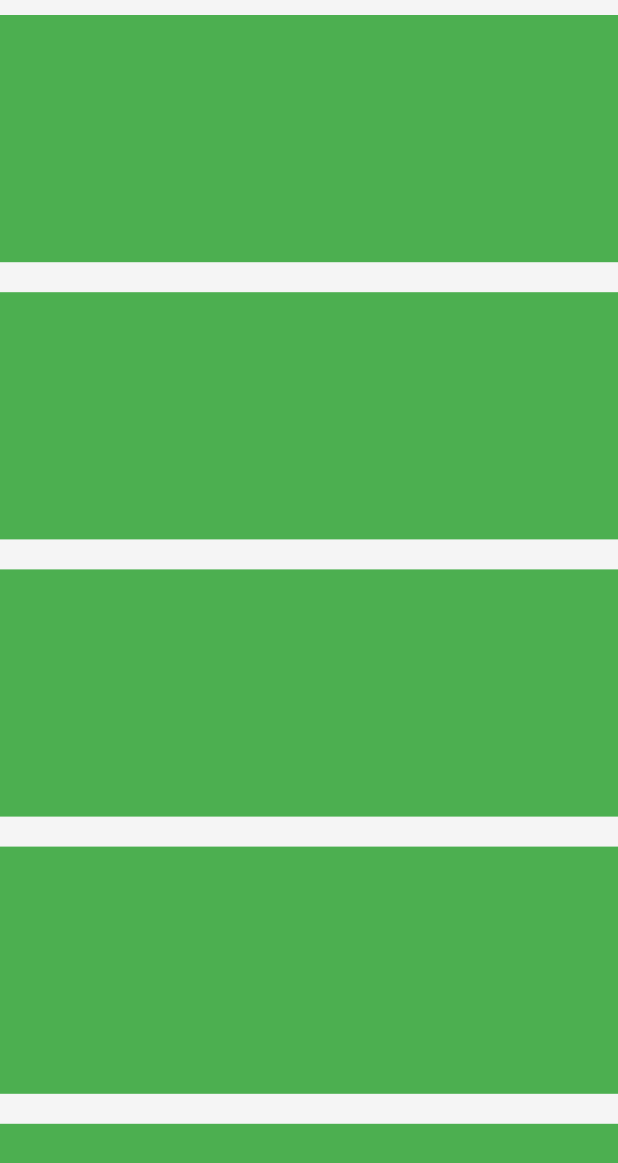
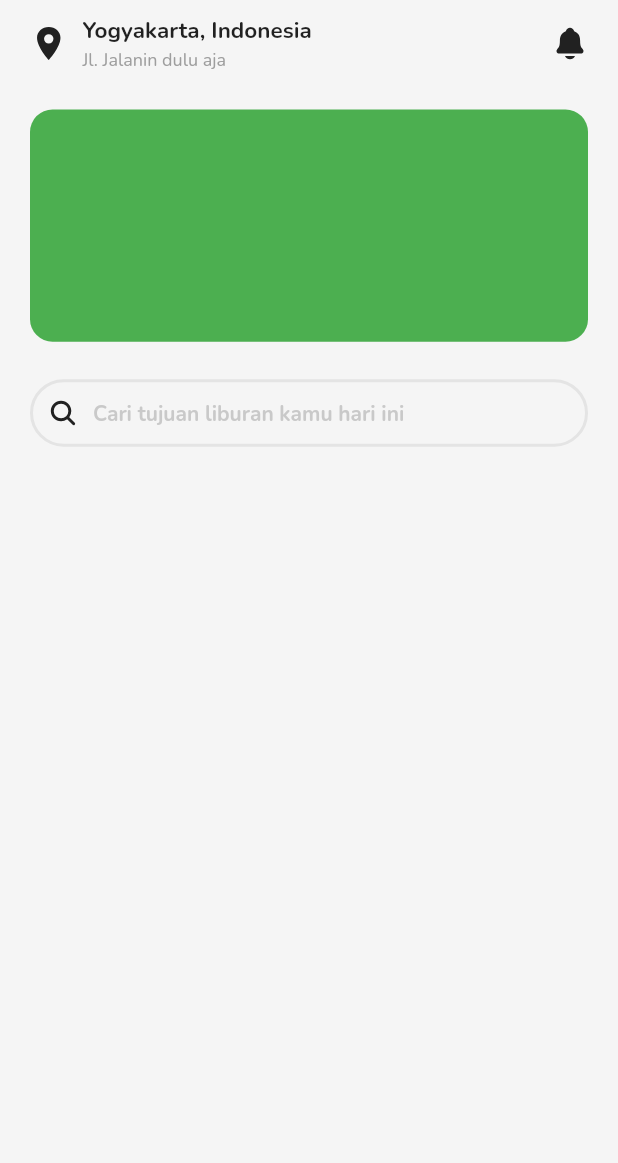
Before and after one commit to animusphere1/skripsi, a Flutter app: the screen it shows after launch, on a phone screen of 412 x 824 dp. Shown: the top 1163 px of the screen. Run offline on Flutter 3.47's test engine with Material 2 defaults, Android fonts, the phone set to English and light mode, and no system bars; our stand-ins replace get, google_fonts, ionicons; missing offline and left inert: midtrans_sdk.

Commit message:
mobile page

```diff
--- a/mobile/mobile/lib/ui/page/home/home.dart
+++ b/mobile/mobile/lib/ui/page/home/home.dart
@@ -1,6 +1,8 @@
 import 'package:flutter/material.dart';
-import 'package:flutter/src/widgets/container.dart';
-import 'package:flutter/src/widgets/framework.dart';
+import 'package:get/get.dart';
+import 'package:ionicons/ionicons.dart';
+import 'package:mobile/ui/page/home/home_controller.dart';
+import 'package:mobile/ui/utils/fonts.dart';
 import 'package:mobile/ui/utils/size.dart';
 
 class HomePage extends StatelessWidget {
@@ -8,23 +10,147 @@ class HomePage extends StatelessWidget {
 
   @override
   Widget build(BuildContext context) {
-    return Scaffold(
-      body: SingleChildScrollView(
-        child: Column(
-          children: [
-            ...List.generate(
-              10,
-              (index) => Container(
-                decoration: BoxDecoration(color: Colors.green),
-                margin: EdgeInsets.symmetric(vertical: 10),
-                height: heightSize(context) * 0.2,
+    return SafeArea(
+      child: Scaffold(
+        body: SingleChildScrollView(
+          child: Column(
+            children: [
+              _appBar(context),
+              const SizedBox(height: 10),
+              _carouselContent(context),
+              const SizedBox(height: 20),
+              Padding(
+                padding: const EdgeInsets.symmetric(horizontal: 20),
+                child: Container(
+                  padding: EdgeInsets.symmetric(horizontal: 10),
+                  height: 45,
+                  decoration: BoxDecoration(
+                    borderRadius: BorderRadius.all(
+                      Radius.circular(30),
+                    ),
+                    border: Border.all(
+                      color: Colors.grey.withOpacity(0.2),
+                      width: 2,
+                    ),
+                  ),
+                  child: Row(
+                    children: [
+                      GestureDetector(
+                        onTap: () async {
+                          await showModalBottomSheet(
+                            context: context,
+                            builder: (context) {
+                              return Container();
+                            },
+                          ).whenComplete(() {
+                            Get.find<HomeController>().isLoading.value = true;
+                          });
+                        },
+                        child: const Icon(
+                          Ionicons.search,
+                          size: 20,
+                        ),
+                      ),
+                      const SizedBox(width: 10),
+                      Expanded(
+                        child: TextField(
+                          autocorrect: false,
+                          style: googleFontsNunito().copyWith(
+                            fontWeight: FontWeight.bold,
+                            height: 1.4,
+                            fontSize: 14,
+                          ),
+                          decoration: InputDecoration(
+                            enabledBorder: InputBorder.none,
+                            focusedBorder: InputBorder.none,
+                            hintText: 'Cari tujuan liburan kamu hari ini',
+                            hintStyle: googleFontsNunito().copyWith(
+                              color: Colors.grey.withOpacity(0.5),
+                              fontWeight: FontWeight.bold,
+                              height: 1.4,
+                              fontSize: 14,
+                            ),
+                          ),
+                        ),
+                      )
+                    ],
+                  ),
+                ),
               ),
-            ),
-          ],
+            ],
+          ),
         ),
       ),
     );
   }
 
-  Widget nama() => Text('nana');
+  Widget _carouselContent(BuildContext context) {
+    return SizedBox(
+      height: heightSize(context) * 0.2,
+      child: PageView.builder(
+        itemCount: 10,
+        itemBuilder: (context, index) {
+          return Padding(
+            padding: const EdgeInsets.symmetric(
+              horizontal: 20,
+              vertical: 5,
+            ),
+            child: Container(
+              decoration: BoxDecoration(
+                color: index.isEven ? Colors.green : Colors.yellow,
+                borderRadius: BorderRadius.all(
+                  Radius.circular(15),
+                ),
+              ),
+            ),
+          );
+        },
+      ),
+    );
+  }
+
+  Widget _appBar(BuildContext context) {
+    return Container(
+      padding: const EdgeInsets.symmetric(
+        horizontal: 20,
+        vertical: 10,
+      ),
+      child: Row(
+        mainAxisAlignment: MainAxisAlignment.spaceBetween,
+        children: [
+          Row(
+            children: [
+              Icon(
+                Ionicons.location_sharp,
+                size: 25,
+              ),
+              SizedBox(width: 10),
+              Column(
+                crossAxisAlignment: CrossAxisAlignment.start,
+                children: [
+                  Text(
+                    'Yogyakarta, Indonesia',
+                    style: googleFontsNunito().copyWith(
+                      fontWeight: FontWeight.bold,
+                      fontSize: 15,
+                    ),
+                  ),
+                  SizedBox(height: 2),
+                  Text(
+                    'Jl. Jalanin dulu aja',
+                    style: googleFontsNunito().copyWith(
+                      fontWeight: FontWeight.w400,
+                      color: Colors.grey.shade500,
+                      fontSize: 12,
+                    ),
+                  ),
+                ],
+              ),
+            ],
+          ),
+          Icon(Ionicons.notifications),
+        ],
+      ),
+    );
+  }
 }
--- a/mobile/mobile/lib/ui/page/home/home_controller.dart
+++ b/mobile/mobile/lib/ui/page/home/home_controller.dart
@@ -1,72 +1,27 @@
-import 'dart:async';
+import 'package:get/get.dart';
 
-import 'package:flutter/animation.dart';
-import 'package:get/get.dart';
-import 'package:mobile/controller.dart';
-
-class HomeController extends GetxController
-    with GetTickerProviderStateMixin
-    implements Controller {
-  //data
-  late RxList<String> datas;
-
-  //animation
-  late Rx<AnimationController> animationController;
-  late Rx<Animation> animation;
+class HomeController extends GetxController {
+  late RxBool isLoading;
 
   @override
   void onInit() {
+    init();
     super.onInit();
-
-    init();
   }
 
   @override
   void onReady() {
+    ready();
     super.onReady();
-
-    ready();
   }
 
-  @override
-  FutureOr<void> init() async {
-    datas = <String>[].obs;
-
-    animationController = AnimationController(
-      vsync: this,
-      duration: const Duration(seconds: 2),
-    ).obs;
-
-    animation = Tween<Offset>(
-      begin: const Offset(0, 0),
-      end: const Offset(0, 200),
-    )
-        .animate(
-          animationController.value,
-        )
-        .obs;
+  init() async {
+    isLoading = true.obs;
   }
 
-  @override
-  FutureOr<void> ready() async {
+  ready() async {
     await Future.delayed(const Duration(seconds: 2));
 
-    datas.value = ['1', '2', '3'];
-
-    animationController.value.forward();
+    isLoading.value = false;
   }
 }
-
-class ItemModel {
-  String? idItem;
-  int? priceItem;
-
-  ItemModel({this.idItem, this.priceItem});
-
-  factory ItemModel.fromJson(Map map) {
-    return ItemModel(
-      idItem: map['id_car'] ?? '0',
-      priceItem: map['price'] ?? 0,
-    );
-  }
-}
```
